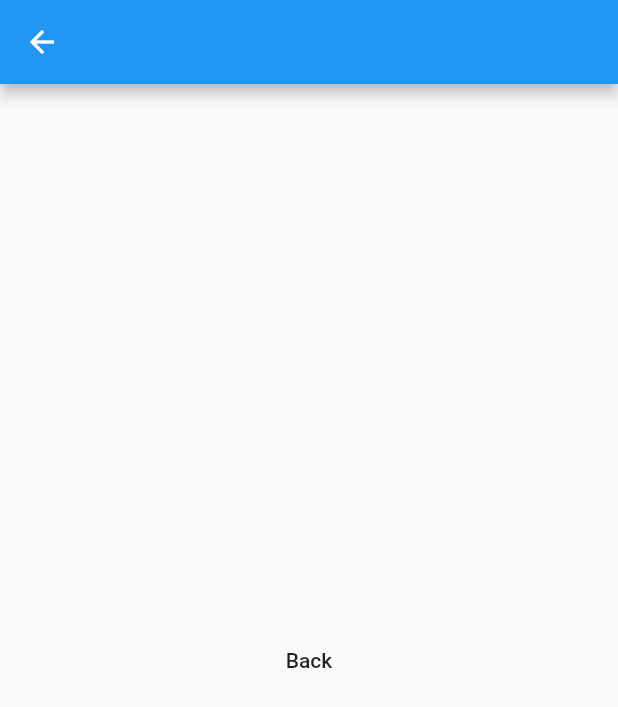
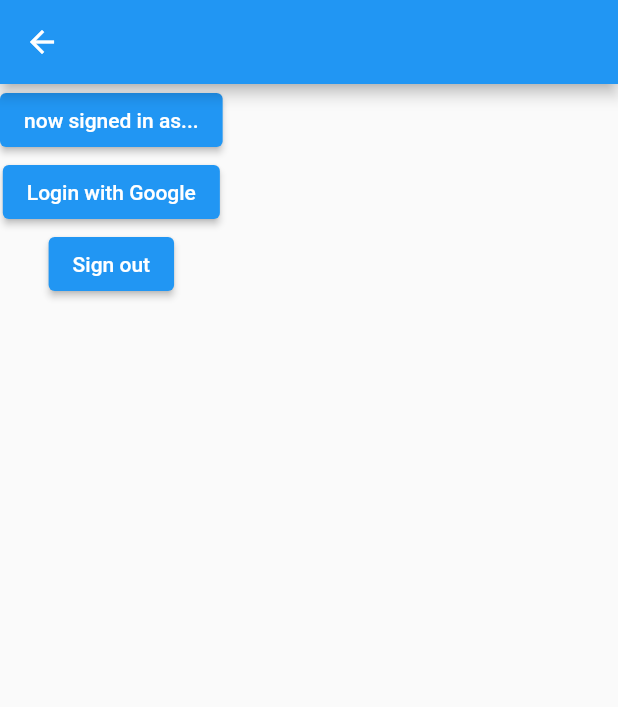
Before and after one commit to YJL33/gamblr, a Flutter app: the screen it shows after launch, after a tap on "Login...", on a phone screen of 412 x 824 dp. Shown: the top 707 px of the screen. Run offline on Flutter 3.47's test engine with Material 2 defaults, Android fonts, the phone set to English and light mode, and no system bars; our stand-ins replace firebase_auth, firebase_core, google_sign_in; accounts and stored records are empty.

```diff
--- a/lib/homePage.dart
+++ b/lib/homePage.dart
@@ -2,15 +2,6 @@ import 'package:flutter/material.dart';
 
 class MyHomePage extends StatefulWidget {
   MyHomePage({Key key, this.title}) : super(key: key);
-
-  // This widget is the home page of your application. It is stateful, meaning
-  // that it has a State object (defined below) that contains fields that affect
-  // how it looks.
-
-  // This class is the configuration for the state. It holds the values (in this
-  // case the title) provided by the parent (in this case the App widget) and
-  // used by the build method of the State. Fields in a Widget subclass are
-  // always marked "final".
 
   final String title;
 
@@ -23,47 +14,18 @@ class _MyHomePageState extends State<MyHomePage> {
 
   void _incrementCounter() {
     setState(() {
-      // This call to setState tells the Flutter framework that something has
-      // changed in this State, which causes it to rerun the build method below
-      // so that the display can reflect the updated values. If we changed
-      // _counter without calling setState(), then the build method would not be
-      // called again, and so nothing would appear to happen.
       _counter++;
     });
   }
 
   @override
   Widget build(BuildContext context) {
-    // This method is rerun every time setState is called, for instance as done
-    // by the _incrementCounter method above.
-    //
-    // The Flutter framework has been optimized to make rerunning build methods
-    // fast, so that you can just rebuild anything that needs updating rather
-    // than having to individually change instances of widgets.
     return Scaffold(
       appBar: AppBar(
-        // Here we take the value from the MyHomePage object that was created by
-        // the App.build method, and use it to set our appbar title.
         title: Text(widget.title),
       ),
       body: Center(
-        // Center is a layout widget. It takes a single child and positions it
-        // in the middle of the parent.
         child: Column(
-          // Column is also a layout widget. It takes a list of children and
-          // arranges them vertically. By default, it sizes itself to fit its
-          // children horizontally, and tries to be as tall as its parent.
-          //
-          // Invoke "debug painting" (press "p" in the console, choose the
-          // "Toggle Debug Paint" action from the Flutter Inspector in Android
-          // Studio, or the "Toggle Debug Paint" command in Visual Studio Code)
-          // to see the wireframe for each widget.
-          //
-          // Column has various properties to control how it sizes itself and
-          // how it positions its children. Here we use mainAxisAlignment to
-          // center the children vertically; the main axis here is the vertical
-          // axis because Columns are vertical (the cross axis would be
-          // horizontal).
           mainAxisAlignment: MainAxisAlignment.center,
           children: <Widget>[
             Text(
@@ -73,7 +35,7 @@ class _MyHomePageState extends State<MyHomePage> {
               '$_counter',
               style: Theme.of(context).textTheme.headline4,
             ),
-            FlatButton(
+            ElevatedButton(
               child: Text('Login...'),
               onPressed: () {
                 Navigator.pushNamed(
--- a/lib/loginPage.dart
+++ b/lib/loginPage.dart
@@ -1,17 +1,44 @@
 import 'package:flutter/material.dart';
+import 'package:gamblr/firebase/user_repository.dart';
 
 class LoginPage extends StatelessWidget {
+  final UserRepository _userRepository;
+
+  LoginPage({UserRepository userRepository})
+      : assert(userRepository != null),
+        _userRepository = userRepository;
+
   @override
   Widget build(BuildContext context) {
+    String _usr = 'unknown';
+    _userRepository.getUser().then((String usr) {
+      _usr = usr;
+    });
     return Scaffold(
       appBar: AppBar(),
-      body: Center(
-        child: FlatButton(
-          child: Text('Back'),
-          onPressed: () {
-            Navigator.pop(context);
-          },
-        ),
+      body: Column(
+        crossAxisAlignment: CrossAxisAlignment.center,
+        children: <Widget>[
+          ElevatedButton(
+            child: Text('now signed in as...'),
+            onPressed: () => showDialog(
+              context: context,
+              builder: (_) => AlertDialog(
+                backgroundColor: Colors.blue,
+                title: Text('User:'),
+                content: Text('$_usr'),
+              ),
+            ),
+          ),
+          ElevatedButton(
+            child: Text('Login with Google'),
+            onPressed: () => _userRepository.signInWithGoogle(),
+          ),
+          ElevatedButton(
+            child: Text('Sign out'),
+            onPressed: () => _userRepository.signOut(),
+          )
+        ],
       ),
     );
   }
--- a/lib/main.dart
+++ b/lib/main.dart
@@ -1,38 +1,50 @@
 import 'package:flutter/material.dart';
+import 'package:firebase_core/firebase_core.dart';
+import 'package:gamblr/firebase/user_repository.dart';
 import 'package:gamblr/homePage.dart';
 import 'package:gamblr/loginPage.dart';
 
-void main() {
+void main() async {
+  // Initialize FlutterFire
+  WidgetsFlutterBinding.ensureInitialized();
+  await Firebase.initializeApp();
   runApp(MyApp());
 }
 
 class MyApp extends StatelessWidget {
   // This widget is the root of your application.
+
   @override
   Widget build(BuildContext context) {
+    final UserRepository _userRepository = UserRepository();
+
+    return FutureBuilder(
+      builder: (context, snapshot) {
+        // if (snapshot.hasError) {
+        //   return SomethingWentWrong(errlog: snapshot.error.toString());
+        // }
         return MaterialApp(
           title: 'Gamblr',
+          debugShowCheckedModeBanner: false,
           routes: {
             '': (context) => MyHomePage(),
-        '/login': (context) => LoginPage(),
+            '/login': (context) => LoginPage(userRepository: _userRepository),
           },
           theme: ThemeData(
-        // This is the theme of your application.
-        //
-        // Try running your application with "flutter run". You'll see the
-        // application has a blue toolbar. Then, without quitting the app, try
-        // changing the primarySwatch below to Colors.green and then invoke
-        // "hot reload" (press "r" in the console where you ran "flutter run",
-        // or simply save your changes to "hot reload" in a Flutter IDE).
-        // Notice that the counter didn't reset back to zero; the application
-        // is not restarted.
             primarySwatch: Colors.blue,
-        // This makes the visual density adapt to the platform that you run
-        // the app on. For desktop platforms, the controls will be smaller and
-        // closer together (more dense) than on mobile platforms.
             visualDensity: VisualDensity.adaptivePlatformDensity,
           ),
           home: MyHomePage(title: 'Gamblr Home Page'),
         );
+      },
+    );
   }
+
+  // SomethingWentWrong({String errlog}) {
+  //   return Column(
+  //     children: <Widget>[
+  //       Text('$errlog'),
+  //     ],
+  //   );
+  // }
 }
--- a/pubspec.yaml
+++ b/pubspec.yaml
@@ -29,6 +29,7 @@ dependencies:
   # Use with the CupertinoIcons class for iOS style icons.
   cupertino_icons: ^1.0.0
   # Firebase
+  firebase_core:
   firebase_analytics: ^5.0.11
   google_sign_in:
   firebase_auth:
```
Lines whose indentation alone changed are shown as unchanged.
